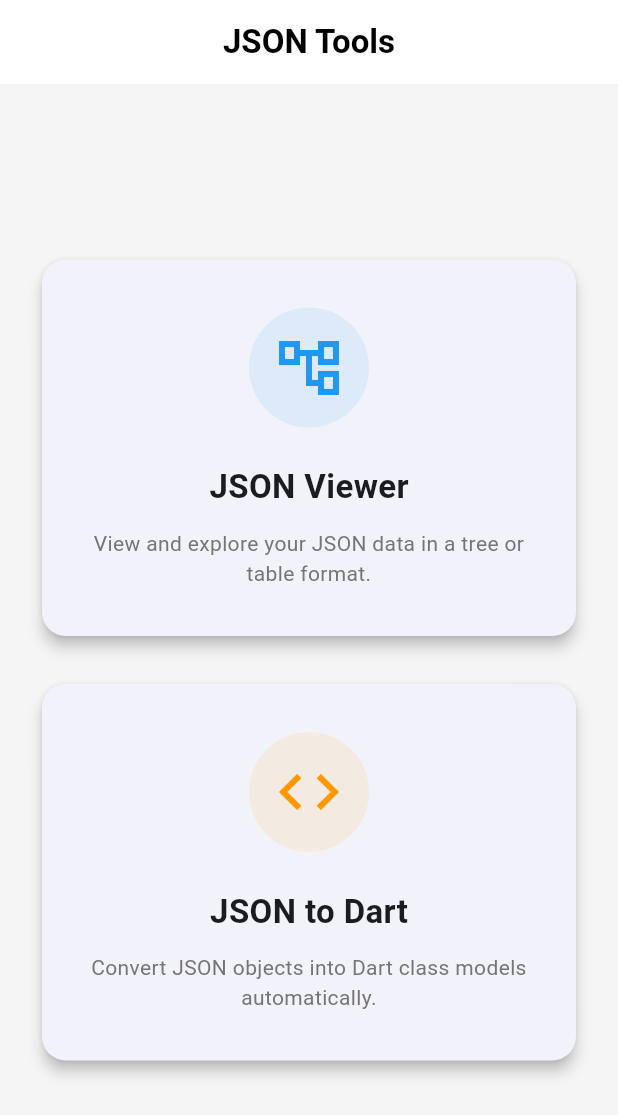
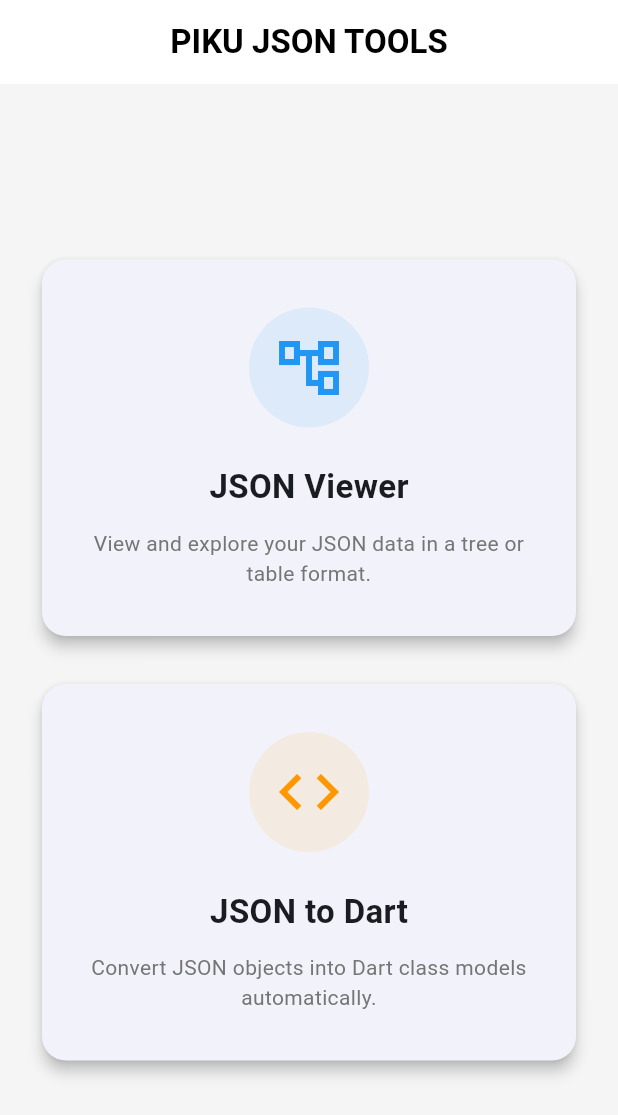
Before and after one commit to Abdullah272056/json_tools, a Flutter app: the screen it shows after launch, on a phone screen of 412 x 824 dp. Shown: the top 1115 px of the screen. Run offline on Flutter 3.47's test engine with Material 3 defaults, Android fonts, the phone set to English and light mode, and no system bars; our stand-ins replace file_picker, flutter_highlight, get; missing offline and left inert: flutter_code_editor, highlight, universal_html.

Commit message:
Update website

```diff
--- a/lib/views/index_view.dart
+++ b/lib/views/index_view.dart
@@ -11,7 +11,7 @@ class IndexView extends StatelessWidget {
   Widget build(BuildContext context) {
     return Scaffold(
       appBar: AppBar(
-        title: const Text('JSON Tools', style: TextStyle(fontWeight: FontWeight.bold)),
+        title: const Text('PIKU JSON TOOLS', style: TextStyle(fontWeight: FontWeight.bold)),
         centerTitle: true,
         elevation: 0,
         backgroundColor: Colors.white,
```
